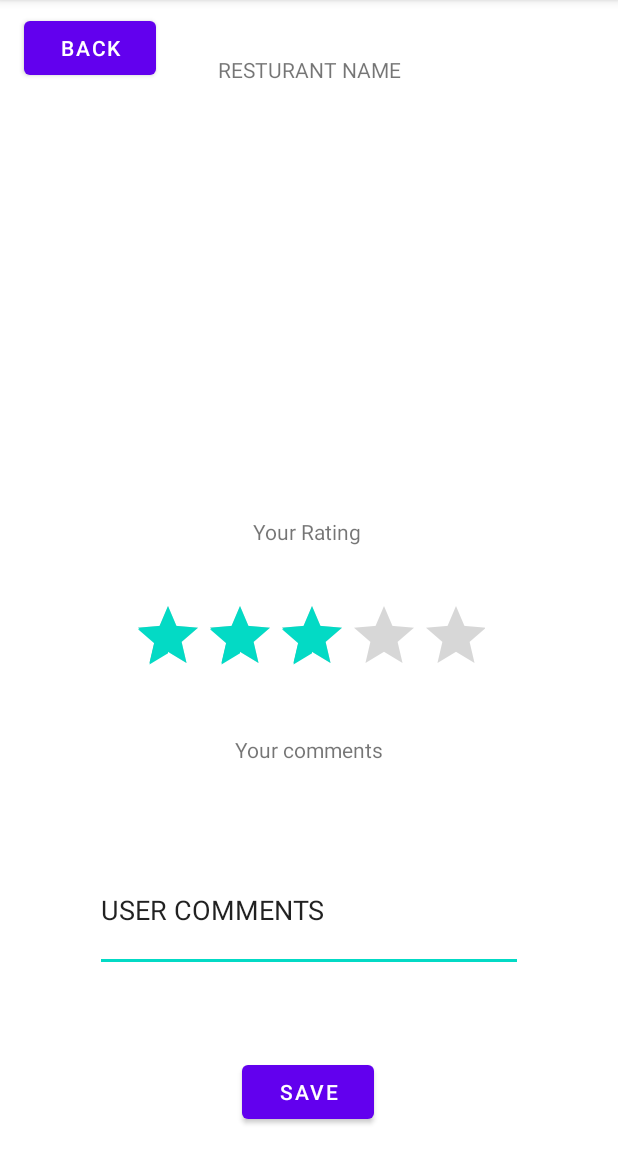
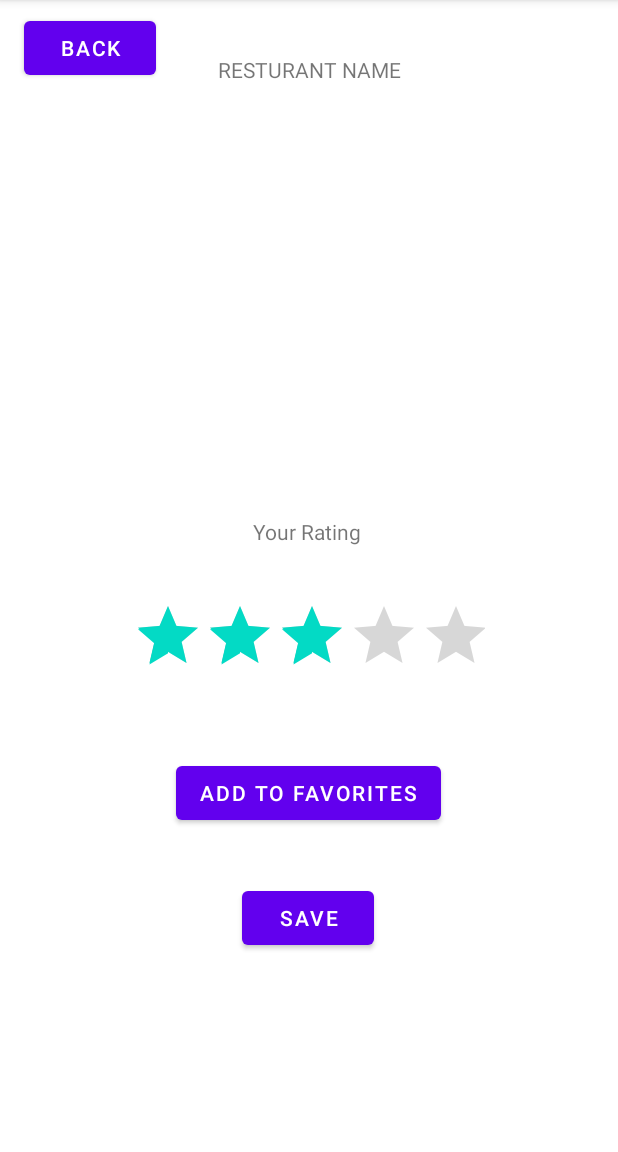
Before and after one commit to JakeHiggott/restaurant_randomizer, an Android app: the rate screen opened directly, with no data from a screen before it, on a phone screen of 412 x 824 dp, the part 84-1236 px from its top. Run offline under Robolectric (Android 15) with nearby library versions, the phone set to English and light mode, and no system bars; 6 statements that could not run were skipped.

Commit message:
Favorites DB created

```diff
--- a/app/src/main/java/com/example/tipcalculator/API.java
+++ b/app/src/main/java/com/example/tipcalculator/API.java
@@ -21,6 +21,7 @@ public class API {
             StrictMode.ThreadPolicy policy = new StrictMode.ThreadPolicy.Builder().permitAll().build();
             StrictMode.setThreadPolicy(policy);
 
+            //uncomment comment block below before final testing
             /*OkHttpClient client = new OkHttpClient();
 
             Request request = new Request.Builder()
--- a/app/src/main/java/com/example/tipcalculator/rate.java
+++ b/app/src/main/java/com/example/tipcalculator/rate.java
@@ -2,10 +2,8 @@ package com.example.tipcalculator;
 
 import androidx.appcompat.app.AppCompatActivity;
 
-import android.app.Application;
 import android.graphics.Bitmap;
 import android.graphics.BitmapFactory;
-import android.net.Uri;
 import android.os.Bundle;
 import android.view.View;
 import android.widget.Button;
@@ -16,7 +14,6 @@ import android.widget.TextView;
 import java.io.BufferedInputStream;
 import java.io.IOException;
 import java.io.InputStream;
-import java.net.MalformedURLException;
 import java.net.URL;
 import java.net.URLConnection;
 import java.util.ArrayList;
@@ -69,9 +66,21 @@ public class rate extends AppCompatActivity {
                 finish();
             }
         });
+        Button Favorites = findViewById(R.id.FavoritesButton);
+        Favorites.setOnClickListener(new View.OnClickListener() {
+            @Override
+            public void onClick(View view) {
+                addToFavorites(SelectedID);
+            }
+        });
 
 
 
+    }
+
+    private void addToFavorites(int selectedID) {
+        DatabaseHelper DB = new DatabaseHelper(this);
+        DB.addFavorites(selectedID);
     }
 
     void SaveRating(int selectedID){
--- a/app/src/main/res/layout/activity_rate.xml
+++ b/app/src/main/res/layout/activity_rate.xml
@@ -55,34 +55,12 @@
         android:id="@+id/button5"
         android:layout_width="wrap_content"
         android:layout_height="wrap_content"
-        android:layout_marginBottom="16dp"
+        android:layout_marginBottom="132dp"
         android:text="Save"
         app:layout_constraintBottom_toBottomOf="parent"
         app:layout_constraintEnd_toEndOf="parent"
         app:layout_constraintHorizontal_bias="0.498"
         app:layout_constraintStart_toStartOf="parent" />
-
-    <EditText
-        android:id="@+id/editTextTextPersonName7"
-        android:layout_width="285dp"
-        android:layout_height="82dp"
-        android:ems="10"
-        android:inputType="textPersonName"
-        android:text="USER COMMENTS"
-        app:layout_constraintBottom_toTopOf="@+id/button5"
-        app:layout_constraintEnd_toEndOf="parent"
-        app:layout_constraintStart_toStartOf="parent"
-        app:layout_constraintTop_toBottomOf="@+id/textView7" />
-
-    <TextView
-        android:id="@+id/textView7"
-        android:layout_width="wrap_content"
-        android:layout_height="wrap_content"
-        android:layout_marginTop="40dp"
-        android:text="Your comments"
-        app:layout_constraintEnd_toEndOf="parent"
-        app:layout_constraintStart_toStartOf="parent"
-        app:layout_constraintTop_toBottomOf="@+id/ratingBar2" />
 
     <Button
         android:id="@+id/rateBackButton"
@@ -94,4 +72,16 @@
         app:layout_constraintStart_toStartOf="parent"
         app:layout_constraintTop_toTopOf="parent" />
 
+    <Button
+        android:id="@+id/FavoritesButton"
+        android:layout_width="wrap_content"
+        android:layout_height="wrap_content"
+        android:layout_marginStart="117dp"
+        android:layout_marginTop="36dp"
+        android:layout_marginBottom="17dp"
+        android:text="Add to Favorites"
+        app:layout_constraintBottom_toTopOf="@+id/button5"
+        app:layout_constraintStart_toStartOf="parent"
+        app:layout_constraintTop_toBottomOf="@+id/ratingBar2" />
+
 </androidx.constraintlayout.widget.ConstraintLayout>
```
Also changed, not shown: app/src/main/java/com/example/tipcalculator/DatabaseHelper.java (+20 -29 lines).
